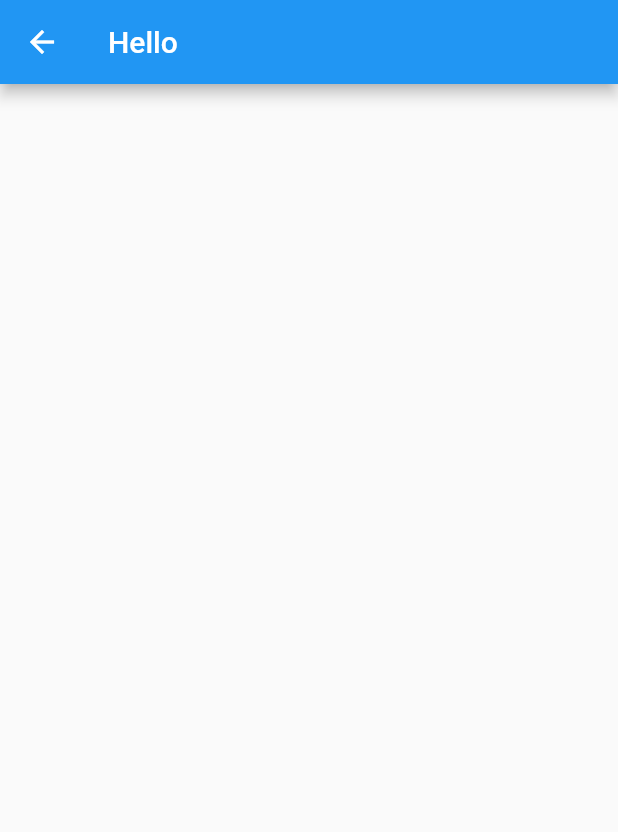
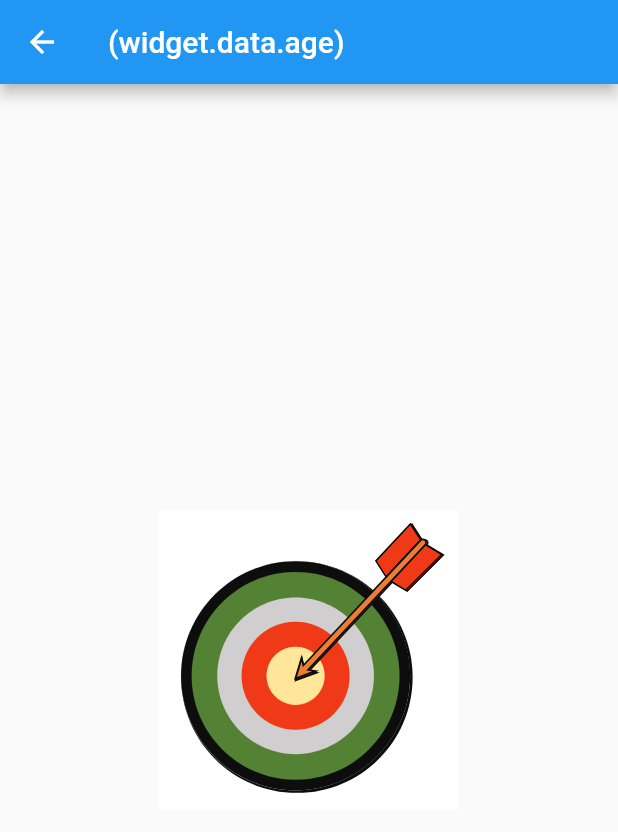
Before and after one commit to mehtasanjit202/Grow-Teamly-new, a Flutter app: the ProfileView screen opened directly, after a tap on "Navigate", on a phone screen of 412 x 824 dp. Shown: the top 832 px of the screen. Run offline on Flutter 3.47's test engine with Material 2 defaults, Android fonts, the phone set to English and light mode, and no system bars; our stand-ins replace flutter_svg, get_it, shared_preferences; missing offline and left inert: dart:ffi; accounts and stored records are empty; network calls fail.

Commit message:
all done

```diff
--- a/lib/app/route_handler.dart
+++ b/lib/app/route_handler.dart
@@ -2,24 +2,26 @@ import 'package:flutter/cupertino.dart';
 import 'package:flutter/material.dart';
 import 'package:profileapp/app/routes.dart';
 import 'package:profileapp/constants/pages/dummy_pages.dart';
+import 'package:profileapp/features/profile/model/dummy_page_model.dart';
 import 'package:profileapp/home_page.dart';
 import 'package:profileapp/login_page.dart';
 import 'package:flutter/material.dart';
 
-class RouteHandler{
- static Route<dynamic> generateRoute(RouteSettings settings){
-  var arguments =settings.arguments;
-    switch(settings.name){
+class RouteHandler {
+  static Route<dynamic> generateRoute(RouteSettings settings) {
+    var arguments = settings.arguments;
+    switch (settings.name) {
       case AppRoutes.loginRoute:
-      return MaterialPageRoute(builder: ((context) =>const Loginpage()));
+        return MaterialPageRoute(builder: ((context) => const Loginpage()));
       case AppRoutes.homeRoute:
-       return MaterialPageRoute(builder: ((context) =>const Homepage()));
-       case AppRoutes.dummyRoute:
-       return MaterialPageRoute(builder: ((context) => DummyPage(value: arguments as String,)));
-       default:
-        return MaterialPageRoute(builder: ((context) =>const Loginpage()));
-
+        return MaterialPageRoute(builder: ((context) => const Homepage()));
+      case AppRoutes.dummyRoute:
+        return MaterialPageRoute(
+            builder: ((context) => DummyPage(
+                  data: arguments as DummyPageModel,
+                )));
+      default:
+        return MaterialPageRoute(builder: ((context) => const Loginpage()));
     }
-
   }
 }
--- a/lib/constants/pages/dummy_pages.dart
+++ b/lib/constants/pages/dummy_pages.dart
@@ -1,7 +1,10 @@
 import 'package:flutter/material.dart';
+import 'package:flutter_svg/flutter_svg.dart';
+import 'package:profileapp/features/profile/model/dummy_page_model.dart';
+import 'package:profileapp/image-constants.dart';
 class DummyPage extends StatefulWidget {
-  final String value;
-  const DummyPage({ Key? key,required this.value }) : super(key: key);
+  final DummyPageModel data;
+  const DummyPage({ Key? key,required this.data }) : super(key: key);
 
   @override
   State<DummyPage> createState() => _DummyPageState();
@@ -12,8 +15,26 @@ class _DummyPageState extends State<DummyPage> {
   Widget build(BuildContext context) {
     return Scaffold(
       appBar: AppBar(
-        title: Text(widget.value),
+        title: Text("(widget.data.age)"),
+        // title: Text("(widget.data.name) is  the value"),
       ),
+      body: Center(
+        child: SvgPicture.asset(
+          ImageConstants.war,
+          height: 200,
+        ),
+       ),
+
+      // body: Center(
+
+      //   child: Column(
+
+      //     children: [
+      //       Text(widget.data.name)
+      //     ],
+
+      //   ),
+      // ),
 
     );
   }
--- /dev/null
+++ b/lib/features/profile/model/dummy_page_model.dart
@@ -0,0 +1,11 @@
+import 'package:flutter/material.dart';
+class DummyPageModel {
+  String name;
+  String address;
+  int age;
+  DummyPageModel({
+    required this.name,
+    required this.address,
+    required this.age,
+  });
+}
--- a/lib/features/profile/views/profile_view.dart
+++ b/lib/features/profile/views/profile_view.dart
@@ -1,5 +1,6 @@
 import 'package:flutter/material.dart';
 import 'package:profileapp/app/routes.dart';
+import 'package:profileapp/features/profile/model/dummy_page_model.dart';
 import 'package:profileapp/features/profile/model/profile_model.dart';
 import 'package:profileapp/features/profile/servies/profile_services.dart';
 import 'package:profileapp/helpers/confirmatiom_dialog.dart';
@@ -133,7 +134,7 @@ class _ProfileViewState extends State<ProfileView> {
                   ),
                   Text("Supervisor: ${_profileModel?.supervisorName}"),
                   ElevatedButton(onPressed: (){
-                    Navigator.pushNamed(context, AppRoutes.dummyRoute,arguments: "Hello" );
+                    Navigator.pushNamed(context, AppRoutes.dummyRoute,arguments: DummyPageModel(name: "Hello", address: "Kathamandu", age: 20) );
                   }, child: Text("Navigate"))
                 ],
               ),
--- a/lib/image-constants.dart
+++ b/lib/image-constants.dart
@@ -1,5 +1,6 @@
 class ImageConstants {
   static const String sk="assets/5.png";
+  static const String war ="assets/war.svg";
   //app logo
   static const String appLogo="https://app.growteamly.com/img/icon.png";
   static const String profileImage= "https://steamavatar.io/img/1477353253PKKx5.jpg";
--- a/pubspec.yaml
+++ b/pubspec.yaml
@@ -38,6 +38,7 @@ dependencies:
   shared_preferences: ^2.0.15
   http: ^0.13.4
   get_it: ^7.2.0
+  flutter_svg: ^1.0.3
 
 dev_dependencies:
   flutter_test:
```
Also changed, not shown: assets/war.svg (added), pubspec.lock.
